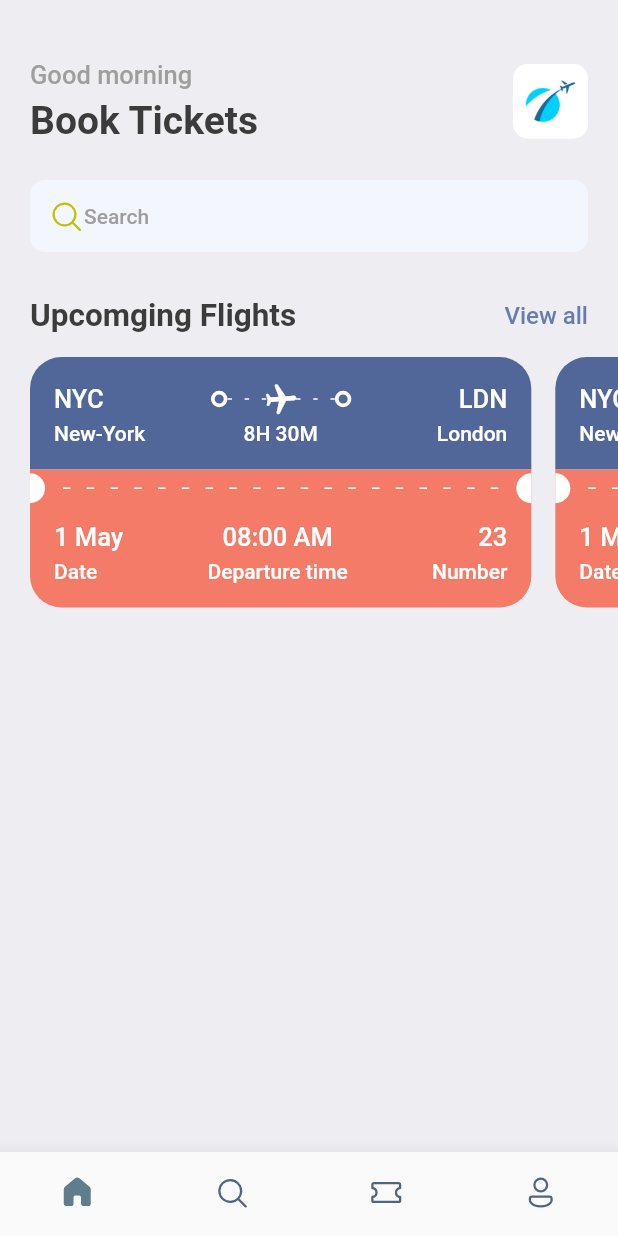
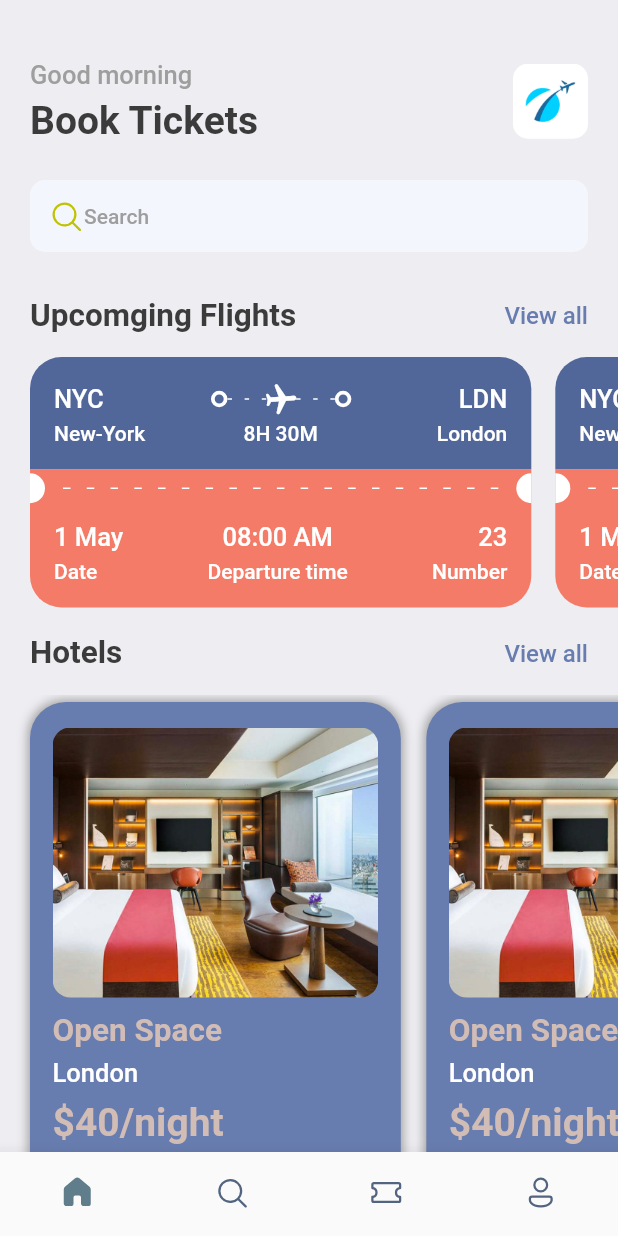
Before and after one commit to SJovis/Flutter-Learning, a Flutter app: the screen it shows after launch, on a phone screen of 412 x 824 dp. Run offline on Flutter 3.47's test engine with Material 2 defaults, Android fonts, the phone set to English and light mode, and no system bars; our stand-ins replace fluentui_icons, gap.

Commit message:
hotels cards layout

```diff
--- a/lib/screens/home_screen.dart
+++ b/lib/screens/home_screen.dart
@@ -3,6 +3,8 @@ import 'package:flutter/material.dart';
 import 'package:gap/gap.dart';
 import '../utils/app_styles.dart';
 import 'package:hello_world/screens/ticket_view.dart';
+
+import 'hotel_screen.dart';
 
 class HomeScreen extends StatelessWidget {
   const HomeScreen({super.key});
@@ -13,6 +15,7 @@ class HomeScreen extends StatelessWidget {
       backgroundColor: Styles.bgColor,
       body: ListView(
         children: [
+          // Book Tickets
           Container(
             padding: const EdgeInsets.symmetric(horizontal: 20),
             child: Column(
@@ -80,11 +83,12 @@ class HomeScreen extends StatelessWidget {
                               .copyWith(color: Styles.primaryColor)),
                     )
                   ],
-                )
+                ),
               ],
             ),
           ),
           const Gap(15),
+          // Tickets - Horizontal Scroll
           SingleChildScrollView(
             scrollDirection: Axis.horizontal,
             padding: const EdgeInsets.only(left: 20),
@@ -95,6 +99,38 @@ class HomeScreen extends StatelessWidget {
               ],
             ),
           ),
+          const Gap(15),
+          // Hotels - View All
+          Container(
+            padding: const EdgeInsets.symmetric(horizontal: 20),
+            child: Row(
+              mainAxisAlignment: MainAxisAlignment.spaceBetween,
+              children: [
+                Text('Hotels', style: Styles.headlineStyle2),
+                InkWell(
+                  onTap: () {
+                    print('You are tapped');
+                  },
+                  child: Text('View all',
+                      style: Styles.textStyle
+                          .copyWith(color: Styles.primaryColor)),
+                ),
+              ],
+            ),
+          ),
+          const Gap(15),
+          SingleChildScrollView(
+            scrollDirection: Axis.horizontal,
+            padding: const EdgeInsets.only(left: 20),
+            child: Row(
+              children: const [
+                HotelScreen(),
+                HotelScreen(),
+                HotelScreen(),
+                HotelScreen(),
+              ],
+            ),
+          ),
         ],
       ),
     );
--- /dev/null
+++ b/lib/screens/hotel_screen.dart
@@ -0,0 +1,63 @@
+import 'package:flutter/material.dart';
+import 'package:gap/gap.dart';
+import 'package:hello_world/utils/app_layout.dart';
+
+import '../utils/app_styles.dart';
+
+class HotelScreen extends StatelessWidget {
+  const HotelScreen({super.key});
+
+  @override
+  Widget build(BuildContext context) {
+    final size = AppLayout.getSize(context);
+
+    return Container(
+      width: size.width * 0.6,
+      height: 350,
+      padding: const EdgeInsets.symmetric(horizontal: 15, vertical: 17),
+      margin: const EdgeInsets.only(right: 17, top: 5),
+      decoration: BoxDecoration(
+        color: Styles.primaryColor,
+        borderRadius: BorderRadius.circular(24),
+        boxShadow: [
+          BoxShadow(
+            color: Colors.grey.shade500,
+            blurRadius: 5,
+            spreadRadius: 1,
+          ),
+        ],
+      ),
+      child: Column(
+        crossAxisAlignment: CrossAxisAlignment.start,
+        children: [
+          Container(
+            height: 180,
+            decoration: BoxDecoration(
+              borderRadius: BorderRadius.circular(12),
+              color: Styles.primaryColor,
+              image: const DecorationImage(
+                fit: BoxFit.cover,
+                image: AssetImage("assets/images/one.png"),
+              ),
+            ),
+          ),
+          const Gap(10),
+          Text(
+            'Open Space',
+            style: Styles.headlineStyle2.copyWith(color: Styles.kakiColor),
+          ),
+          const Gap(5),
+          Text(
+            'London',
+            style: Styles.headlineStyle3.copyWith(color: Colors.white),
+          ),
+          const Gap(8),
+          Text(
+            '\$40/night',
+            style: Styles.headlineStyle1.copyWith(color: Styles.kakiColor),
+          ),
+        ],
+      ),
+    );
+  }
+}
--- a/lib/screens/ticket_view.dart
+++ b/lib/screens/ticket_view.dart
@@ -13,7 +13,7 @@ class TicketView extends StatelessWidget {
 
     return SizedBox(
       width: size.width * 0.85,
-      height: 280,
+      height: 170,
       child: Container(
         margin: const EdgeInsets.only(right: 16),
         child: Column(
--- a/lib/utils/app_styles.dart
+++ b/lib/utils/app_styles.dart
@@ -8,6 +8,7 @@ class Styles {
   static Color bgColor = const Color(0xFFeeedf2);
   static Color orangeColor = const Color(0xFFF37B67);
   static Color blueColor = const Color(0xFF526799);
+  static Color kakiColor = const Color(0XFFd2bdb6);
   static TextStyle textStyle =
       TextStyle(fontSize: 16, color: textColor, fontWeight: FontWeight.w500);
   static TextStyle headlineStyle1 =
```
